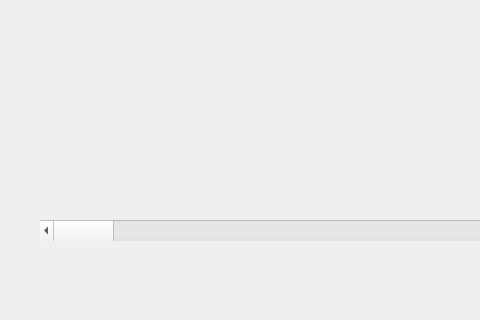
eonianmonk/non-stop-plot, file mainwindow.ui: the form before one commit; both pictures show x 0 to 480 and y 250 to 570 of the 757 by 570 pixel window.
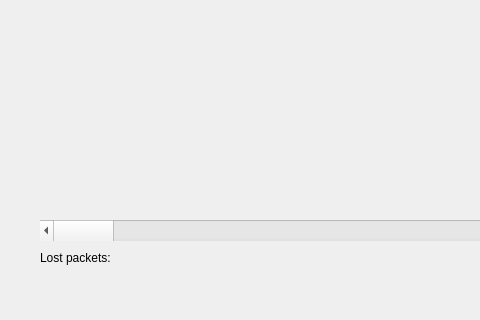
The form after the commit. Custom widgets are drawn as their Qt base class.

Commit message: now reading all packets, plot scrolling works

Diff of the .ui file:
```diff
--- a/mainwindow.ui
+++ b/mainwindow.ui
@@ -220,6 +220,19 @@
      <string>OX range:</string>
     </property>
    </widget>
+   <widget class="QLabel" name="lpAmountLabel">
+    <property name="geometry">
+     <rect>
+      <x>40</x>
+      <y>500</y>
+      <width>121</width>
+      <height>16</height>
+     </rect>
+    </property>
+    <property name="text">
+     <string>Lost packets: </string>
+    </property>
+   </widget>
   </widget>
   <widget class="QMenuBar" name="menubar">
    <property name="geometry">
```
The commit also changes 5 other files.
